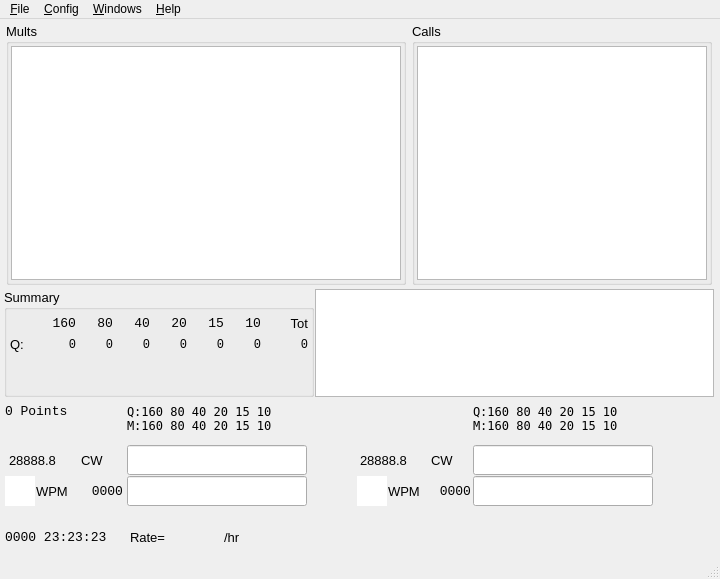
Qt form so2sdr/so2sdr.ui (n4ogw/so2sdr) before a commit.
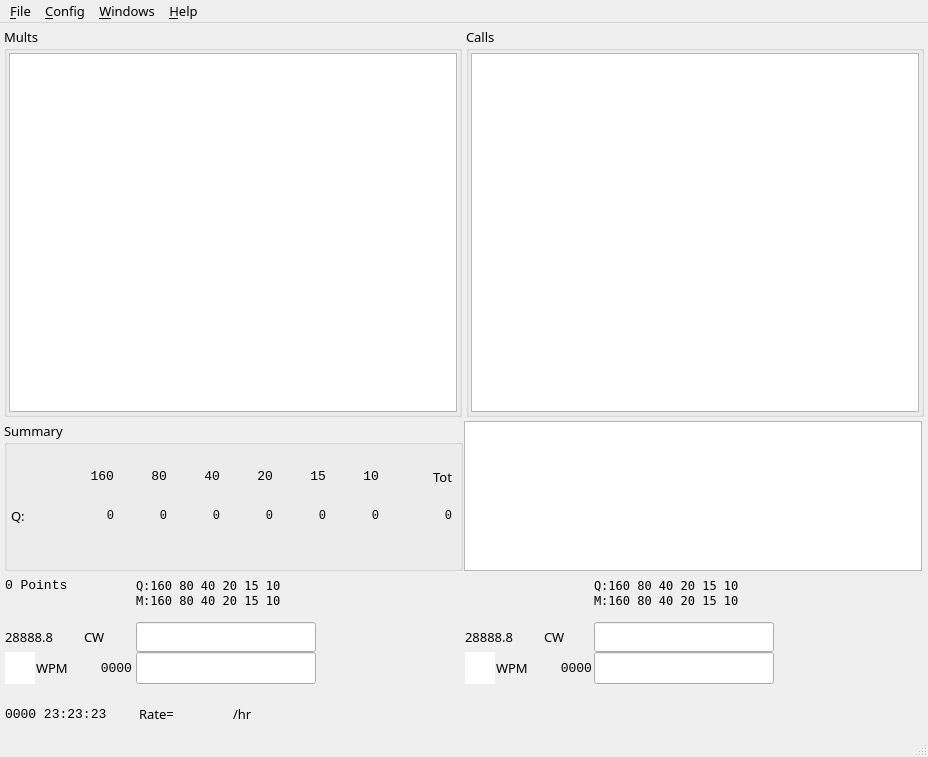
The same form after that commit. Custom widgets are drawn as their Qt base class.

```diff
--- a/so2sdr/so2sdr.ui
+++ b/so2sdr/so2sdr.ui
@@ -6,12 +6,12 @@
    <rect>
     <x>0</x>
     <y>0</y>
-    <width>720</width>
-    <height>579</height>
+    <width>928</width>
+    <height>757</height>
    </rect>
   </property>
   <property name="sizePolicy">
-   <sizepolicy hsizetype="Fixed" vsizetype="MinimumExpanding">
+   <sizepolicy hsizetype="Expanding" vsizetype="Expanding">
     <horstretch>0</horstretch>
     <verstretch>0</verstretch>
    </sizepolicy>
@@ -24,10 +24,16 @@
   </property>
   <property name="maximumSize">
    <size>
-    <width>720</width>
-    <height>1024</height>
+    <width>1024</width>
+    <height>1000</height>
    </size>
   </property>
+  <property name="font">
+   <font>
+    <family>Sans</family>
+    <pointsize>10</pointsize>
+   </font>
+  </property>
   <property name="focusPolicy">
    <enum>Qt::StrongFocus</enum>
   </property>
@@ -56,8 +62,17 @@
     </property>
     <item>
      <layout class="QHBoxLayout" name="horizontalLayout_4">
+      <property name="sizeConstraint">
+       <enum>QLayout::SetDefaultConstraint</enum>
+      </property>
       <item>
        <widget class="QGroupBox" name="MultGroupBox">
+        <property name="sizePolicy">
+         <sizepolicy hsizetype="MinimumExpanding" vsizetype="Preferred">
+          <horstretch>0</horstretch>
+          <verstretch>0</verstretch>
+         </sizepolicy>
+        </property>
         <property name="minimumSize">
          <size>
           <width>320</width>
@@ -66,7 +81,7 @@
         </property>
         <property name="maximumSize">
          <size>
-          <width>400</width>
+          <width>800</width>
           <height>750</height>
          </size>
         </property>
@@ -103,7 +118,7 @@
          <item>
           <widget class="MultDisplay" name="MultTextEdit">
            <property name="sizePolicy">
-            <sizepolicy hsizetype="Expanding" vsizetype="Expanding">
+            <sizepolicy hsizetype="Preferred" vsizetype="Expanding">
              <horstretch>0</horstretch>
              <verstretch>0</verstretch>
             </sizepolicy>
@@ -116,7 +131,7 @@
            </property>
            <property name="maximumSize">
             <size>
-             <width>400</width>
+             <width>800</width>
              <height>750</height>
             </size>
            </property>
@@ -153,7 +168,7 @@
         </property>
         <property name="maximumSize">
          <size>
-          <width>300</width>
+          <width>800</width>
           <height>750</height>
          </size>
         </property>
@@ -184,7 +199,7 @@
          <item>
           <widget class="QTextEdit" name="MasterTextEdit">
            <property name="sizePolicy">
-            <sizepolicy hsizetype="MinimumExpanding" vsizetype="Expanding">
+            <sizepolicy hsizetype="Preferred" vsizetype="Expanding">
              <horstretch>0</horstretch>
              <verstretch>0</verstretch>
             </sizepolicy>
@@ -197,7 +212,7 @@
            </property>
            <property name="maximumSize">
             <size>
-             <width>300</width>
+             <width>800</width>
              <height>750</height>
             </size>
            </property>
@@ -208,6 +223,21 @@
              <italic>false</italic>
             </font>
            </property>
+           <property name="acceptDrops">
+            <bool>false</bool>
+           </property>
+           <property name="verticalScrollBarPolicy">
+            <enum>Qt::ScrollBarAsNeeded</enum>
+           </property>
+           <property name="horizontalScrollBarPolicy">
+            <enum>Qt::ScrollBarAlwaysOff</enum>
+           </property>
+           <property name="sizeAdjustPolicy">
+            <enum>QAbstractScrollArea::AdjustIgnored</enum>
+           </property>
+           <property name="undoRedoEnabled">
+            <bool>false</bool>
+           </property>
            <property name="readOnly">
             <bool>true</bool>
            </property>
@@ -222,7 +252,7 @@
      </layout>
     </item>
     <item>
-     <layout class="QVBoxLayout" name="verticalLayout">
+     <layout class="QVBoxLayout" name="verticalLayout" stretch="0,0,0">
       <item>
        <layout class="QHBoxLayout" name="horizontalLayout_2">
         <property name="spacing">
@@ -231,7 +261,7 @@
         <item>
          <widget class="QGroupBox" name="groupBox">
           <property name="sizePolicy">
-           <sizepolicy hsizetype="Fixed" vsizetype="Preferred">
+           <sizepolicy hsizetype="MinimumExpanding" vsizetype="Preferred">
             <horstretch>0</horstretch>
             <verstretch>0</verstretch>
            </sizepolicy>
@@ -239,13 +269,13 @@
           <property name="minimumSize">
            <size>
             <width>310</width>
-            <height>108</height>
+            <height>150</height>
            </size>
           </property>
           <property name="maximumSize">
            <size>
-            <width>310</width>
-            <height>108</height>
+            <width>600</width>
+            <height>300</height>
            </size>
           </property>
           <property name="font">
@@ -428,7 +458,7 @@
                </property>
                <property name="maximumSize">
                 <size>
-                 <width>35</width>
+                 <width>50</width>
                  <height>17</height>
                 </size>
                </property>
@@ -462,7 +492,7 @@
                </property>
                <property name="maximumSize">
                 <size>
-                 <width>35</width>
+                 <width>50</width>
                  <height>17</height>
                 </size>
                </property>
@@ -496,7 +526,7 @@
                </property>
                <property name="maximumSize">
                 <size>
-                 <width>35</width>
+                 <width>50</width>
                  <height>17</height>
                 </size>
                </property>
@@ -530,7 +560,7 @@
                </property>
                <property name="maximumSize">
                 <size>
-                 <width>35</width>
+                 <width>50</width>
                  <height>17</height>
                 </size>
                </property>
@@ -564,7 +594,7 @@
                </property>
                <property name="maximumSize">
                 <size>
-                 <width>35</width>
+                 <width>50</width>
                  <height>17</height>
                 </size>
                </property>
@@ -598,7 +628,7 @@
                </property>
                <property name="maximumSize">
                 <size>
-                 <width>35</width>
+                 <width>50</width>
                  <height>17</height>
                 </size>
                </property>
@@ -665,7 +695,7 @@
                </property>
                <property name="maximumSize">
                 <size>
-                 <width>35</width>
+                 <width>50</width>
                  <height>17</height>
                 </size>
                </property>
@@ -699,7 +729,7 @@
                </property>
                <property name="maximumSize">
                 <size>
-                 <width>35</width>
+                 <width>50</width>
                  <height>17</height>
                 </size>
                </property>
@@ -733,7 +763,7 @@
                </property>
                <property name="maximumSize">
                 <size>
-                 <width>35</width>
+                 <width>50</width>
                  <height>17</height>
                 </size>
                </property>
@@ -767,7 +797,7 @@
                </property>
                <property name="maximumSize">
                 <size>
-                 <width>35</width>
+                 <width>50</width>
                  <height>17</height>
                 </size>
                </property>
@@ -801,7 +831,7 @@
                </property>
                <property name="maximumSize">
                 <size>
-                 <width>35</width>
+                 <width>50</width>
                  <height>17</height>
                 </size>
                </property>
@@ -835,7 +865,7 @@
                </property>
                <property name="maximumSize">
                 <size>
-                 <width>35</width>
+                 <width>50</width>
                  <height>17</height>
                 </size>
                </property>
@@ -869,7 +899,7 @@
                </property>
                <property name="maximumSize">
                 <size>
-                 <width>45</width>
+                 <width>70</width>
                  <height>17</height>
                 </size>
                </property>
@@ -903,7 +933,7 @@
                </property>
                <property name="maximumSize">
                 <size>
-                 <width>45</width>
+                 <width>70</width>
                  <height>17</height>
                 </size>
                </property>
@@ -937,7 +967,7 @@
                </property>
                <property name="maximumSize">
                 <size>
-                 <width>35</width>
+                 <width>50</width>
                  <height>17</height>
                 </size>
                </property>
@@ -971,7 +1001,7 @@
                </property>
                <property name="maximumSize">
                 <size>
-                 <width>35</width>
+                 <width>50</width>
                  <height>17</height>
                 </size>
                </property>
@@ -1005,7 +1035,7 @@
                </property>
                <property name="maximumSize">
                 <size>
-                 <width>35</width>
+                 <width>50</width>
                  <height>17</height>
                 </size>
                </property>
@@ -1039,7 +1069,7 @@
                </property>
                <property name="maximumSize">
                 <size>
-                 <width>35</width>
+                 <width>50</width>
                  <height>17</height>
                 </size>
                </property>
@@ -1073,7 +1103,7 @@
                </property>
                <property name="maximumSize">
                 <size>
-                 <width>35</width>
+                 <width>50</width>
                  <height>17</height>
                 </size>
                </property>
@@ -1107,7 +1137,7 @@
                </property>
                <property name="maximumSize">
                 <size>
-                 <width>35</width>
+                 <width>50</width>
                  <height>17</height>
                 </size>
                </property>
@@ -1141,7 +1171,7 @@
                </property>
                <property name="maximumSize">
                 <size>
-                 <width>45</width>
+                 <width>70</width>
                  <height>17</height>
                 </size>
                </property>
@@ -1161,6 +1191,18 @@
              </item>
              <item row="1" column="0">
               <widget class="QLabel" name="label_7">
+               <property name="minimumSize">
+                <size>
+                 <width>20</width>
+                 <height>0</height>
+                </size>
+               </property>
+               <property name="maximumSize">
+                <size>
+                 <width>50</width>
+                 <height>30</height>
+                </size>
+               </property>
                <property name="font">
                 <font>
                  <pointsize>10</pointsize>
@@ -1211,13 +1253,13 @@
           <property name="minimumSize">
            <size>
             <width>335</width>
-            <height>108</height>
+            <height>150</height>
            </size>
           </property>
           <property name="maximumSize">
            <size>
-            <width>420</width>
-            <height>108</height>
+            <width>800</width>
+            <height>300</height>
            </size>
           </property>
           <property name="font">
@@ -1226,6 +1268,9 @@
             <pointsize>10</pointsize>
            </font>
           </property>
+          <property name="sizeAdjustPolicy">
+           <enum>QAbstractScrollArea::AdjustToContentsOnFirstShow</enum>
+          </property>
           <property name="tabKeyNavigation">
            <bool>false</bool>
           </property>
@@ -1294,6 +1339,25 @@
         <property name="spacing">
          <number>0</number>
         </property>
+        <item row="4" column="3">
+         <widget class="QLabel" name="validLabel1">
+          <property name="minimumSize">
+           <size>
+            <width>20</width>
+            <height>32</height>
+           </size>
+          </property>
+          <property name="maximumSize">
+           <size>
+            <width>20</width>
+            <height>45</height>
+           </size>
+          </property>
+          <property name="text">
+           <string/>
+          </property>
+         </widget>
+        </item>
         <item row="4" column="5">
          <layout class="QHBoxLayout" name="horizontalLayout_6">
           <property name="spacing">
@@ -1319,7 +1383,7 @@
             <property name="maximumSize">
              <size>
               <width>30</width>
-              <height>30</height>
+              <height>45</height>
              </size>
             </property>
             <property name="font">
@@ -1351,8 +1415,8 @@
             </property>
             <property name="maximumSize">
              <size>
-              <width>35</width>
-              <height>30</height>
+              <width>50</width>
+              <height>45</height>
              </size>
             </property>
             <property name="font">
@@ -1394,8 +1458,8 @@
             </property>
             <property name="maximumSize">
              <size>
-              <width>45</width>
-              <height>30</height>
+              <width>60</width>
+              <height>45</height>
              </size>
             </property>
             <property name="font">
@@ -1432,7 +1496,7 @@
             </property>
             <property name="maximumSize">
              <size>
-              <width>68</width>
+              <width>100</width>
               <height>30</height>
              </size>
             </property>
@@ -1462,7 +1526,7 @@
             </property>
             <property name="maximumSize">
              <size>
-              <width>30</width>
+              <width>50</width>
               <height>30</height>
              </size>
             </property>
@@ -1496,7 +1560,7 @@
             </property>
             <property name="maximumSize">
              <size>
-              <width>68</width>
+              <width>100</width>
               <height>30</height>
              </size>
             </property>
@@ -1526,7 +1590,7 @@
             </property>
             <property name="maximumSize">
              <size>
-              <width>30</width>
+              <width>50</width>
               <height>30</height>
              </size>
             </property>
@@ -1651,7 +1715,7 @@
             <property name="maximumSize">
              <size>
               <width>30</width>
-              <height>30</height>
+              <height>45</height>
              </size>
             </property>
             <property name="font">
@@ -1689,8 +1753,8 @@
             </property>
             <property name="maximumSize">
              <size>
-              <width>35</width>
-              <height>30</height>
+              <width>50</width>
+              <height>45</height>
              </size>
             </property>
             <property name="font">
@@ -1732,8 +1796,8 @@
             </property>
             <property name="maximumSize">
              <size>
-              <width>45</width>
-              <height>30</height>
+              <width>60</width>
+              <height>45</height>
              </size>
             </property>
             <property name="font">
@@ -1768,34 +1832,6 @@
           </property>
          </spacer>
         </item>
-        <item row="3" column="6">
-         <widget class="QLineEdit" name="lineEditCall2">
-          <property name="sizePolicy">
-           <sizepolicy hsizetype="Fixed" vsizetype="Fixed">
-            <horstretch>0</horstretch>
-            <verstretch>0</verstretch>
-           </sizepolicy>
-          </property>
-          <property name="minimumSize">
-           <size>
-            <width>180</width>
-            <height>30</height>
-           </size>
-          </property>
-          <property name="maximumSize">
-           <size>
-            <width>180</width>
-            <height>30</height>
-           </size>
-          </property>
-          <property name="font">
-           <font>
-            <family>Bitstream Vera Sans Mono</family>
-            <pointsize>12</pointsize>
-           </font>
-          </property>
-         </widget>
-        </item>
         <item row="4" column="6">
          <widget class="QLineEdit" name="lineEditExchange2">
           <property name="sizePolicy">
@@ -1812,8 +1848,8 @@
           </property>
           <property name="maximumSize">
            <size>
-            <width>180</width>
-            <height>30</height>
+            <width>240</width>
+            <height>45</height>
            </size>
           </property>
           <property name="font">
@@ -1843,7 +1879,7 @@
           </property>
           <property name="maximumSize">
            <size>
-            <width>30</width>
+            <width>60</width>
             <height>20</height>
            </size>
           </property>
@@ -1873,7 +1909,7 @@
           </property>
           <property name="maximumSize">
            <size>
-            <width>30</width>
+            <width>60</width>
             <height>20</height>
            </size>
           </property>
@@ -1903,8 +1939,8 @@
           </property>
           <property name="maximumSize">
            <size>
-            <width>120</width>
-            <height>20</height>
+            <width>180</width>
+            <height>24</height>
            </size>
           </property>
           <property name="font">
@@ -1934,8 +1970,8 @@
           </property>
           <property name="maximumSize">
            <size>
-            <width>170</width>
-            <height>13</height>
+            <width>250</width>
+            <height>24</height>
            </size>
           </property>
           <property name="font">
@@ -1965,8 +2001,8 @@
           </property>
           <property name="maximumSize">
            <size>
-            <width>170</width>
-            <height>13</height>
+            <width>250</width>
+            <height>24</height>
            </size>
           </property>
           <property name="font">
@@ -1996,8 +2032,8 @@
           </property>
           <property name="maximumSize">
            <size>
-            <width>170</width>
-            <height>13</height>
+            <width>250</width>
+            <height>24</height>
            </size>
           </property>
           <property name="font">
@@ -2027,8 +2063,8 @@
           </property>
           <property name="maximumSize">
            <size>
-            <width>170</width>
-            <height>13</height>
+            <width>250</width>
+            <height>24</height>
            </size>
           </property>
           <property name="font">
@@ -2058,8 +2094,8 @@
           </property>
           <property name="maximumSize">
            <size>
-            <width>170</width>
-            <height>13</height>
+            <width>250</width>
+            <height>24</height>
            </size>
           </property>
           <property name="font">
@@ -2089,8 +2125,8 @@
           </property>
           <property name="maximumSize">
            <size>
-            <width>170</width>
-            <height>13</height>
+            <width>250</width>
+            <height>24</height>
            </size>
           </property>
           <property name="font">
@@ -2138,7 +2174,7 @@
           </property>
           <property name="maximumSize">
            <size>
-            <width>140</width>
+            <width>200</width>
             <height>20</height>
            </size>
           </property>
@@ -2168,7 +2204,7 @@
           </property>
           <property name="maximumSize">
            <size>
-            <width>140</width>
+            <width>200</width>
             <height>20</height>
            </size>
           </property>
@@ -2198,7 +2234,7 @@
           </property>
           <property name="maximumSize">
            <size>
-            <width>30</width>
+            <width>60</width>
             <height>20</height>
            </size>
           </property>
@@ -2228,7 +2264,7 @@
           </property>
           <property name="maximumSize">
            <size>
-            <width>30</width>
+            <width>60</width>
             <height>20</height>
            </size>
           </property>
@@ -2242,25 +2278,6 @@
           </property>
          </widget>
         </item>
-        <item row="4" column="3">
-         <widget class="QLabel" name="validLabel1">
-          <property name="minimumSize">
-           <size>
-            <width>20</width>
-            <height>32</height>
-           </size>
-          </property>
-          <property name="maximumSize">
-           <size>
-            <width>20</width>
-            <height>32</height>
-           </size>
-          </property>
-          <property name="text">
-           <string/>
-          </property>
-         </widget>
-        </item>
         <item row="4" column="7">
          <widget class="QLabel" name="validLabel2">
           <property name="minimumSize">
@@ -2272,7 +2289,7 @@
           <property name="maximumSize">
            <size>
             <width>20</width>
-            <height>32</height>
+            <height>45</height>
            </size>
           </property>
           <property name="text">
@@ -2328,8 +2345,8 @@
           </property>
           <property name="maximumSize">
            <size>
-            <width>180</width>
-            <height>30</height>
+            <width>240</width>
+            <height>45</height>
            </size>
           </property>
           <property name="font">
@@ -2359,8 +2376,8 @@
           </property>
           <property name="maximumSize">
            <size>
-            <width>180</width>
-            <height>30</height>
+            <width>240</width>
+            <height>45</height>
            </size>
           </property>
           <property name="font">
@@ -2369,6 +2386,12 @@
             <pointsize>12</pointsize>
            </font>
           </property>
+          <property name="acceptDrops">
+           <bool>false</bool>
+          </property>
+          <property name="text">
+           <string/>
+          </property>
           <property name="maxLength">
            <number>16</number>
           </property>
@@ -2504,6 +2527,37 @@
           </item>
          </layout>
         </item>
+        <item row="3" column="6">
+         <widget class="QLineEdit" name="lineEditCall2">
+          <property name="sizePolicy">
+           <sizepolicy hsizetype="Fixed" vsizetype="Fixed">
+            <horstretch>0</horstretch>
+            <verstretch>0</verstretch>
+           </sizepolicy>
+          </property>
+          <property name="minimumSize">
+           <size>
+            <width>180</width>
+            <height>30</height>
+           </size>
+          </property>
+          <property name="maximumSize">
+           <size>
+            <width>240</width>
+            <height>45</height>
+           </size>
+          </property>
+          <property name="font">
+           <font>
+            <family>Bitstream Vera Sans Mono</family>
+            <pointsize>12</pointsize>
+           </font>
+          </property>
+          <property name="acceptDrops">
+           <bool>false</bool>
+          </property>
+         </widget>
+        </item>
        </layout>
       </item>
      </layout>
@@ -2515,14 +2569,26 @@
     <rect>
      <x>0</x>
      <y>0</y>
-     <width>720</width>
-     <height>26</height>
+     <width>928</width>
+     <height>29</height>
     </rect>
    </property>
+   <property name="font">
+    <font>
+     <family>Sans</family>
+     <pointsize>10</pointsize>
+    </font>
+   </property>
    <property name="nativeMenuBar">
     <bool>true</bool>
    </property>
    <widget class="QMenu" name="FileMenu">
+    <property name="font">
+     <font>
+      <family>Sans</family>
+      <pointsize>10</pointsize>
+     </font>
+    </property>
     <property name="acceptDrops">
      <bool>false</bool>
     </property>
```
Left out of the diff: 165 changed lines with no effect on the pictures.
